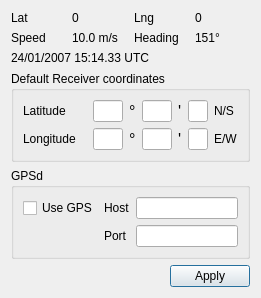
The window that dream/src/GUI-QT/gpswidget.ui (mmjee/dream-patched) describes before a commit, drawn with Qt 5.
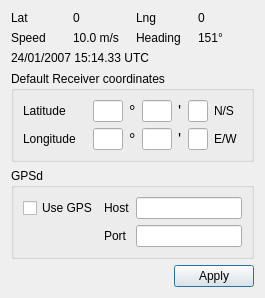
The same window after the commit. Custom widgets are drawn as their Qt base class.

Diff of the .ui file:
```diff
--- a/dream/src/GUI-QT/gpswidget.ui
+++ b/dream/src/GUI-QT/gpswidget.ui
@@ -6,13 +6,15 @@
    <rect>
     <x>0</x>
     <y>0</y>
-    <width>257</width>
-    <height>282</height>
+    <width>265</width>
+    <height>290</height>
    </rect>
   </property>
   <property name="windowTitle">
    <string>Form</string>
   </property>
+  <layout class="QGridLayout" name="gridLayout">
+   <item row="0" column="0">
   <layout class="QVBoxLayout" name="verticalLayout_4">
    <item>
     <layout class="QVBoxLayout" name="verticalLayout_3">
@@ -564,6 +566,34 @@
       </widget>
      </item>
     </layout>
+     </item>
+    </layout>
+   </item>
+   <item row="0" column="1">
+    <spacer name="horizontalSpacer_2">
+     <property name="orientation">
+      <enum>Qt::Horizontal</enum>
+     </property>
+     <property name="sizeHint" stdset="0">
+      <size>
+       <width>0</width>
+       <height>20</height>
+      </size>
+     </property>
+    </spacer>
+   </item>
+   <item row="1" column="0">
+    <spacer name="verticalSpacer">
+     <property name="orientation">
+      <enum>Qt::Vertical</enum>
+     </property>
+     <property name="sizeHint" stdset="0">
+      <size>
+       <width>20</width>
+       <height>0</height>
+      </size>
+     </property>
+    </spacer>
    </item>
   </layout>
  </widget>
```
Lines whose indentation alone changed are shown as unchanged.
